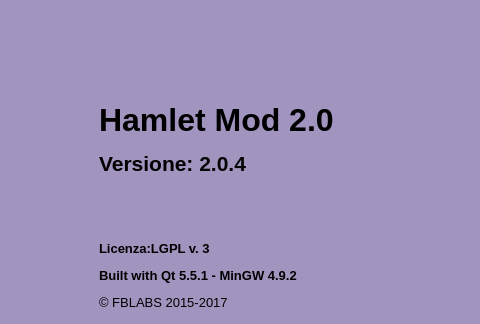
This is mainwindow.ui in fblabs/hamlet-mod-sancon as Qt 5 draws it before an edit; both pictures show x 324 to 804 and y 0 to 324 of the 979 by 780 pixel window. The edited form follows.
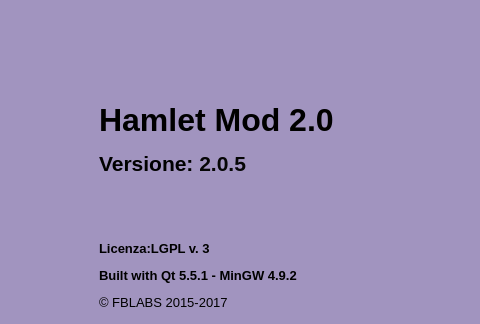
This is the edited form. Icons and pictures are not drawn.

The edit to the form file:
```diff
--- a/mainwindow.ui
+++ b/mainwindow.ui
@@ -539,7 +539,7 @@
       <item>
        <widget class="QLabel" name="label_2">
         <property name="text">
-         <string>&lt;html&gt;&lt;head/&gt;&lt;body&gt;&lt;p&gt;&lt;span style=&quot; font-size:24pt; font-weight:600;&quot;&gt;Hamlet Mod 2.0&lt;/span&gt;&lt;/p&gt;&lt;p&gt;&lt;span style=&quot; font-size:16pt; font-weight:600;&quot;&gt;Versione: &lt;/span&gt;&lt;span style=&quot; font-size:16pt; font-weight:600; color:#060606;&quot;&gt;2.0.4&lt;/span&gt;&lt;br/&gt;&lt;/p&gt;&lt;p&gt;&lt;br/&gt;&lt;/p&gt;&lt;p&gt;&lt;span style=&quot; font-size:10pt; font-weight:600;&quot;&gt;Licenza:LGPL v. 3&lt;/span&gt;&lt;/p&gt;&lt;p&gt;&lt;span style=&quot; font-size:10pt; font-weight:600;&quot;&gt;Built with Qt 5.5.1 - MinGW 4.9.2&lt;/span&gt;&lt;/p&gt;&lt;p&gt;&lt;span style=&quot; font-size:10pt;&quot;&gt;© FBLABS 2015-2017&lt;/span&gt;&lt;/p&gt;&lt;p&gt;&lt;a href=&quot;https://www.github.com/fblabs/hamlet-mod-sancon&quot;&gt;&lt;span style=&quot; text-decoration: underline; color:#0000ff;&quot;&gt;Sorgenti (github)&lt;/span&gt;&lt;/a&gt;&lt;/p&gt;&lt;/body&gt;&lt;/html&gt;</string>
+         <string>&lt;html&gt;&lt;head/&gt;&lt;body&gt;&lt;p&gt;&lt;span style=&quot; font-size:24pt; font-weight:600;&quot;&gt;Hamlet Mod 2.0&lt;/span&gt;&lt;/p&gt;&lt;p&gt;&lt;span style=&quot; font-size:16pt; font-weight:600;&quot;&gt;Versione: &lt;/span&gt;&lt;span style=&quot; font-size:16pt; font-weight:600; color:#060606;&quot;&gt;2.0.5&lt;/span&gt;&lt;br/&gt;&lt;/p&gt;&lt;p&gt;&lt;br/&gt;&lt;/p&gt;&lt;p&gt;&lt;span style=&quot; font-size:10pt; font-weight:600;&quot;&gt;Licenza:LGPL v. 3&lt;/span&gt;&lt;/p&gt;&lt;p&gt;&lt;span style=&quot; font-size:10pt; font-weight:600;&quot;&gt;Built with Qt 5.5.1 - MinGW 4.9.2&lt;/span&gt;&lt;/p&gt;&lt;p&gt;&lt;span style=&quot; font-size:10pt;&quot;&gt;© FBLABS 2015-2017&lt;/span&gt;&lt;/p&gt;&lt;p&gt;&lt;a href=&quot;https://www.github.com/fblabs/hamlet-mod-sancon&quot;&gt;&lt;span style=&quot; text-decoration: underline; color:#0000ff;&quot;&gt;Sorgenti (github)&lt;/span&gt;&lt;/a&gt;&lt;/p&gt;&lt;/body&gt;&lt;/html&gt;</string>
         </property>
         <property name="scaledContents">
          <bool>false</bool>
```
